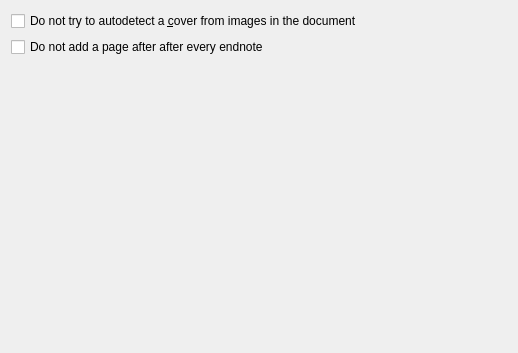
Above: src/calibre/gui2/convert/docx_input.ui from kovidgoyal/calibre before the change. Below: the same form after it.
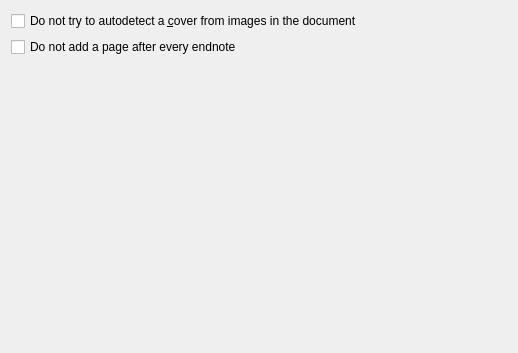
That is the form after the change.

Diff of the .ui file:
```diff
--- a/src/calibre/gui2/convert/docx_input.ui
+++ b/src/calibre/gui2/convert/docx_input.ui
@@ -24,7 +24,7 @@
    <item>
     <widget class="QCheckBox" name="opt_docx_no_pagebreaks_between_notes">
      <property name="text">
-      <string>Do not add a page after after every endnote</string>
+      <string>Do not add a page after every endnote</string>
      </property>
     </widget>
    </item>
```
